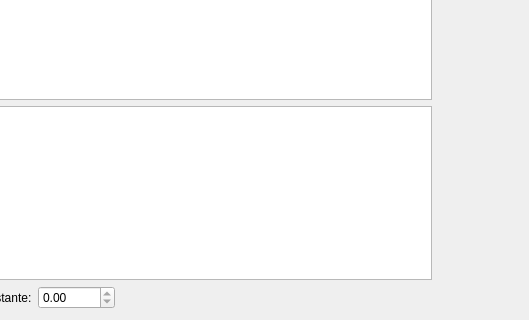
First picture: the form in ui/estoque.ui, repository darktorres/ERP-STACCATO, before the edit; both pictures show x 373 to 902 and y 84 to 404 of the 902 by 404 pixel window.
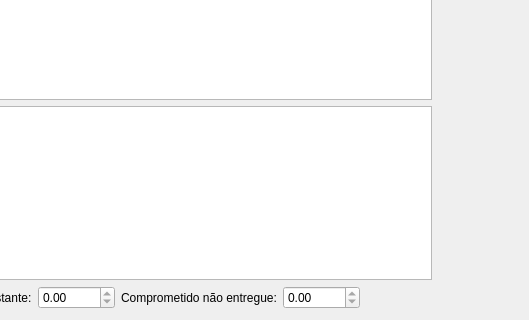
Second picture: the form after the edit. Custom widgets are drawn as their Qt base class.

```diff
--- a/ui/estoque.ui
+++ b/ui/estoque.ui
@@ -140,6 +140,23 @@
        </property>
       </widget>
      </item>
+     <item>
+      <widget class="QLabel" name="labelRestante_2">
+       <property name="text">
+        <string>Comprometido não entregue:</string>
+       </property>
+      </widget>
+     </item>
+     <item>
+      <widget class="QDoubleSpinBox" name="doubleSpinBoxComprometidoNaoEntregue">
+       <property name="readOnly">
+        <bool>true</bool>
+       </property>
+       <property name="maximum">
+        <double>99999.990000000005239</double>
+       </property>
+      </widget>
+     </item>
      <item>
       <spacer name="horizontalSpacer">
        <property name="orientation">
```
